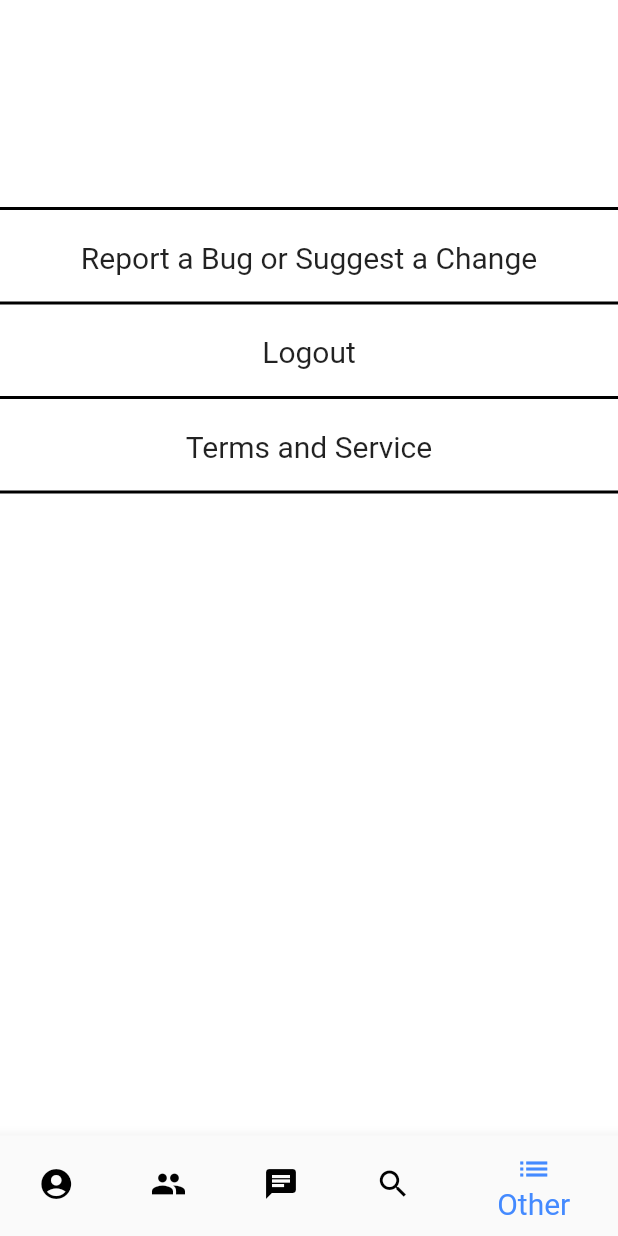
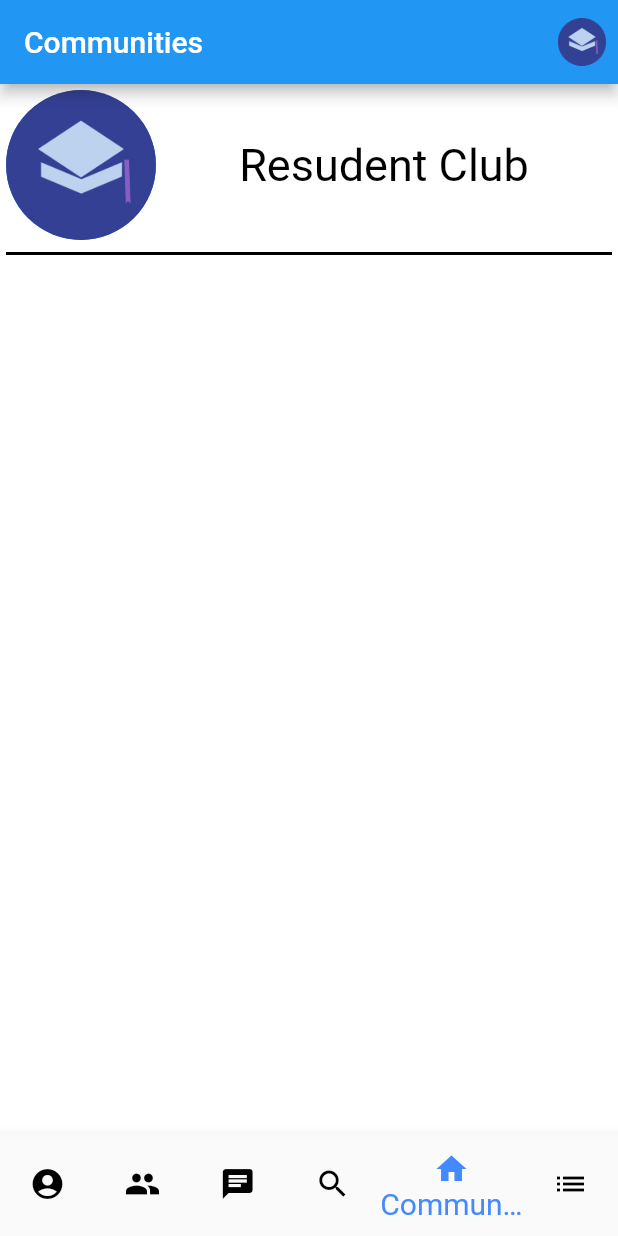
Before and after one commit to sgovil5/fbla_app, a Flutter app: the screen it shows once a user with an empty profile is signed in, item 5 of the bottom bar chosen, on a phone screen of 412 x 824 dp. Run offline on Flutter 3.47's test engine with Material 2 defaults, Android fonts, the phone set to English and light mode, and no system bars; our stand-ins replace cloud_firestore, firebase_auth, firebase_storage, flutter_signin_button, image_picker; missing offline and left inert: flutter_login_facebook; accounts and stored records are empty; network calls fail.

Commit message:
Added Community and Changed Icon

```diff
--- a/lib/main.dart
+++ b/lib/main.dart
@@ -1,3 +1,4 @@
+import 'package:fbla_app/screens/community/community_detail.dart';
 import 'package:firebase_auth/firebase_auth.dart';
 import 'package:flutter/material.dart';
 import 'package:provider/provider.dart';
@@ -52,6 +53,7 @@ class Resudent extends StatelessWidget {
           ReportBug.routeName: (ctx) => ReportBug(),
           ProfileDetail.routeName: (ctx) => ProfileDetail(),
           ChatDetail.routeName: (ctx) => ChatDetail(),
+          CommunityDetail.routeName: (ctx) => CommunityDetail(),
           UserOverview.routeName: (ctx) => UserOverview(),
           TermsService.routeName: (ctx) => TermsService(),
         },
--- a/lib/screens/bottom_nav_bar.dart
+++ b/lib/screens/bottom_nav_bar.dart
@@ -1,3 +1,4 @@
+import 'package:fbla_app/screens/community/community_overview.dart';
 import 'package:flutter/material.dart';
 
 import 'chat/chat_overview_screen.dart';
@@ -7,7 +8,8 @@ import 'profile/user_overview_screen.dart';
 import '../screens/search_screen.dart';
 // Imports of screens that map to buttons on navigation bar.
 
-class BottomNavBar extends StatefulWidget { // Navigation bar that remains at the bottom of the app page, excluding authorization.
+class BottomNavBar extends StatefulWidget {
+  // Navigation bar that remains at the bottom of the app page, excluding authorization.
   @override
   _BottomNavBarState createState() => _BottomNavBarState();
 }
@@ -18,6 +20,7 @@ class _BottomNavBarState extends State<BottomNavBar> {
     FriendsOverview(),
     ChatOverview(),
     SearchScreen(),
+    CommunityOverview(),
     OtherOverViewScreen(),
   ]; // List of pages for buttons to correspond to.
 
@@ -30,7 +33,8 @@ class _BottomNavBarState extends State<BottomNavBar> {
   } // Changes state of app to selected screen.
 
   @override
-  Widget build(BuildContext context) { // Builds navigation bar.
+  Widget build(BuildContext context) {
+    // Builds navigation bar.
     return Scaffold(
       body: _pages[_selectedPageIndex],
       bottomNavigationBar: BottomNavigationBar(
@@ -39,7 +43,8 @@ class _BottomNavBarState extends State<BottomNavBar> {
         unselectedItemColor: Colors.black,
         selectedItemColor: Colors.blueAccent,
         backgroundColor: Colors.lightBlueAccent, // Chooses color theme.
-        currentIndex: _selectedPageIndex, // Sets public variable to selected index.
+        currentIndex:
+            _selectedPageIndex, // Sets public variable to selected index.
         selectedFontSize: 20,
         items: [
           BottomNavigationBarItem(
@@ -59,8 +64,12 @@ class _BottomNavBarState extends State<BottomNavBar> {
             title: Text('Search'),
           ),
           BottomNavigationBarItem(
+            icon: Icon(Icons.home),
+            title: Text("Community"),
+          ),
+          BottomNavigationBarItem(
             icon: Icon(Icons.list),
-            title: Text('Other'), // Five categories or buttons that are displayed.
+            title: Text('Other'),
           ),
         ],
       ),
--- a/lib/screens/chat/chat_detail_screen.dart
+++ b/lib/screens/chat/chat_detail_screen.dart
@@ -60,7 +60,7 @@ class ChatDetail extends StatelessWidget {
                 actions: [
                   // Creates an icon button in the app bar to navigate to the user's profile
                   IconButton(
-                    icon: Icon(MyFlutterApp.graduation_cap),
+                    icon: Image.asset('lib/assets/icons/Logo_Circular.png'),
                     onPressed: () {
                       selectUserOverview(context);
                     },
--- a/lib/screens/chat/chat_overview_screen.dart
+++ b/lib/screens/chat/chat_overview_screen.dart
@@ -28,7 +28,7 @@ class ChatOverview extends StatelessWidget {
         actions: [
           // Creates an icon button in the app bar to navigate to the user's profile
           IconButton(
-            icon: Icon(MyFlutterApp.graduation_cap),
+            icon: Image.asset('lib/assets/icons/Logo_Circular.png'),
             onPressed: () {
               selectUserOverview(context);
             },
--- /dev/null
+++ b/lib/screens/community/community_overview.dart
@@ -0,0 +1,104 @@
+import 'package:fbla_app/assets/fonts/my_flutter_app_icons.dart';
+import 'package:fbla_app/screens/community/community_detail.dart';
+import 'package:fbla_app/screens/profile/user_overview_screen.dart';
+import 'package:flutter/material.dart';
+
+class CommunityOverview extends StatelessWidget {
+  void selectUserOverview(BuildContext context) {
+    Navigator.of(context)
+        .pushNamed(
+      UserOverview.routeName,
+    )
+        .then((result) {
+      if (result != null) {}
+    });
+  }
+
+  void selectCommunityDetail(BuildContext context) {
+    Navigator.of(context).pushNamed(CommunityDetail.routeName);
+  }
+
+  @override
+  Widget build(BuildContext context) {
+    return Scaffold(
+      appBar: AppBar(
+        title: Text("Communities"),
+        actions: [
+          // Creates an icon button in the app bar to navigate to the user's profile
+          IconButton(
+            icon: Image.asset('lib/assets/icons/Logo_Circular.png'),
+            onPressed: () {
+              selectUserOverview(context);
+            },
+          )
+        ],
+      ),
+      body: SingleChildScrollView(
+        child: Column(
+          children: [
+            InkWell(
+              onTap: () {
+                selectCommunityDetail(context);
+              },
+              child: Card(
+                elevation: 0,
+                child: Column(
+                  children: [
+                    Row(
+                      children: [
+                        // Displays the profile picture of the user
+                        Container(
+                          width: 100,
+                          height: 100,
+                          child: CircleAvatar(
+                            radius: 50,
+                            backgroundImage: AssetImage(
+                                "lib/assets/icons/Logo_Circular.jpg"),
+                          ),
+                        ),
+                        // Displays the username of the recieving user with specific alignments and a fontsize of 30
+                        Expanded(
+                          child: Container(
+                            padding: EdgeInsets.all(20),
+                            child: Column(
+                              mainAxisAlignment: MainAxisAlignment.center,
+                              crossAxisAlignment: CrossAxisAlignment.stretch,
+                              children: [
+                                Container(
+                                  alignment: Alignment.topCenter,
+                                  child: Text(
+                                    "Resudent Club",
+                                    textAlign: TextAlign.center,
+                                    style: TextStyle(
+                                      fontSize: 30,
+                                      color: Colors.black,
+                                    ),
+                                  ),
+                                ),
+                              ],
+                            ),
+                          ),
+                        ),
+                      ],
+                    ),
+                    // Creates an empty box
+                    SizedBox(
+                      height: 10,
+                      width: double.infinity,
+                    ),
+                    // Creates a divider between the current user being displayed and the next user
+                    Divider(
+                      thickness: 2,
+                      color: Colors.black,
+                      height: 0,
+                    ),
+                  ],
+                ),
+              ),
+            ),
+          ],
+        ),
+      ),
+    );
+  }
+}
--- a/lib/screens/profile/friends_overview_screen.dart
+++ b/lib/screens/profile/friends_overview_screen.dart
@@ -27,7 +27,7 @@ class FriendsOverview extends StatelessWidget {
         actions: [
           // Creates an icon button in the app bar to navigate to the user's profile
           IconButton(
-            icon: Icon(MyFlutterApp.graduation_cap),
+            icon: Image.asset('lib/assets/icons/Logo_Circular.png'),
             onPressed: () {
               selectUserOverview(context);
             },
--- a/lib/screens/profile/profile_detail_screen.dart
+++ b/lib/screens/profile/profile_detail_screen.dart
@@ -237,7 +237,7 @@ class ProfileDetail extends StatelessWidget {
                   ),
                   // Allows for the user to click the icon and brings them back to their own profile page
                   IconButton(
-                    icon: Icon(MyFlutterApp.graduation_cap),
+                    icon: Image.asset('lib/assets/icons/Logo_Circular.png'),
                     onPressed: () {
                       selectUserOverview(context);
                     },
--- a/pubspec.yaml
+++ b/pubspec.yaml
@@ -62,8 +62,9 @@ flutter:
       - asset: assets/fonts/MyFlutterApp.ttf
 
   # To add assets to your application, add an assets section, like this:
-  # assets:
-  #   - images/a_dot_burr.jpeg
+  assets:
+    - lib/assets/icons/Logo_Circular.jpg
+    - lib/assets/icons/Logo_Circular.png
   #   - images/a_dot_ham.jpeg
 
   # An image asset can refer to one or more resolution-specific "variants", see
```
Also changed, not shown: lib/screens/community/community_detail.dart (added, +74 -0 lines), lib/screens/profile/user_overview_screen.dart (+27 -16 lines), lib/widgets/community/community_new_message.dart (added, +68 -0 lines).
